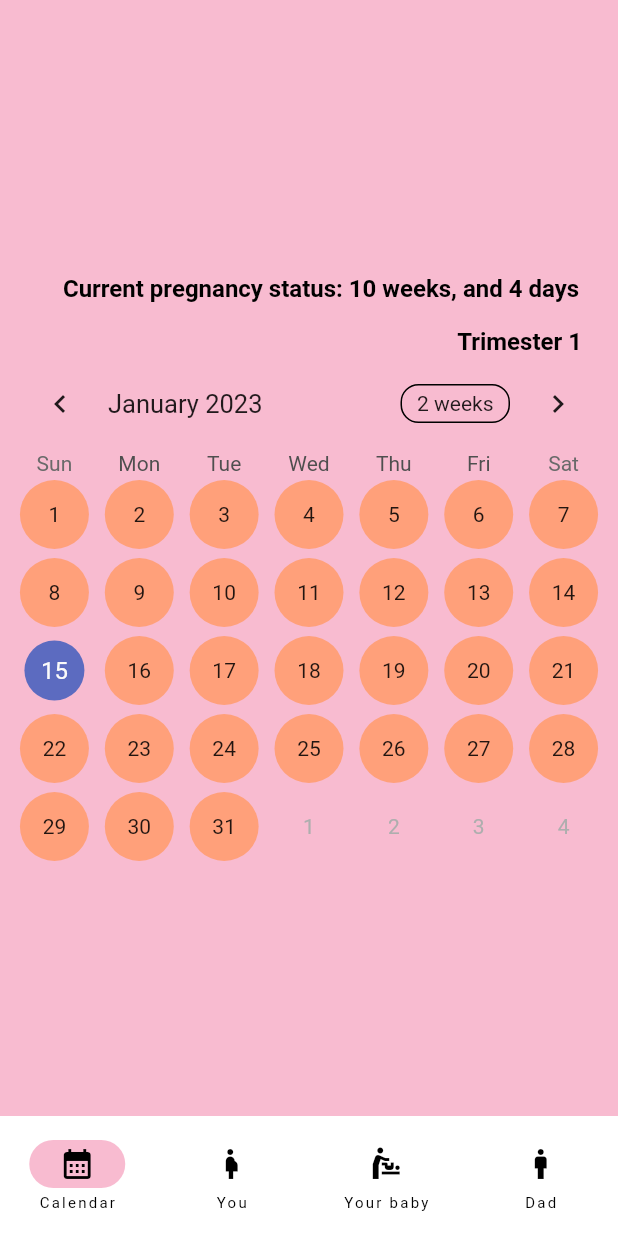
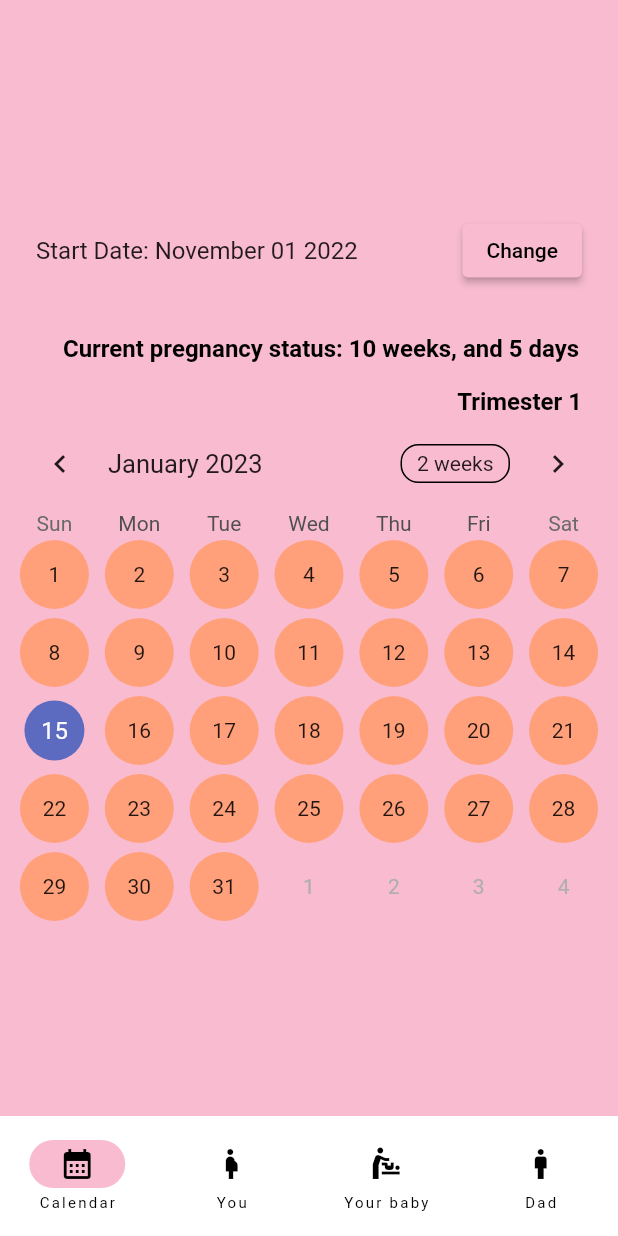
Before and after one commit to ovicristurean/baby-age, a Flutter app: the screen it shows after launch, on a phone screen of 412 x 824 dp. Run offline on Flutter 3.47's test engine with Material 2 defaults, Android fonts, the phone set to English and light mode, and no system bars; drawn by our look-alikes of table_calendar.

Commit message:
Add dialog for changing the start date of pregnancy

```diff
--- a/lib/main.dart
+++ b/lib/main.dart
@@ -1,5 +1,5 @@
 import 'package:baby_age/bottom_nav_bar.dart';
-import 'package:baby_age/presentation/screens/baby_calendar_screen.dart';
+import 'package:baby_age/presentation/baby_calendar_screen/baby_calendar_screen.dart';
 import 'package:flutter/material.dart';
 
 void main() {
--- a/lib/presentation/screens/baby_calendar_screen.dart
+++ b/lib/presentation/baby_calendar_screen/baby_calendar_screen.dart
@@ -1,3 +1,4 @@
+import 'package:baby_age/presentation/baby_calendar_screen/widget/date_selector.dart';
 import 'package:flutter/material.dart';
 import 'package:table_calendar/table_calendar.dart';
 
@@ -12,7 +13,7 @@ class BabyCalendarScreen extends StatefulWidget {
 }
 
 class _BabyCalendarScreenState extends State<BabyCalendarScreen> {
-  var firstDay = DateTime.utc(2022, 11, 2);
+  var firstDay = DateTime.utc(2022, 11, 1);
   var lastDay = DateTime.utc(2023, 8, 30);
   var currentDay = DateTime.now();
   var focusedDay = DateTime.now();
@@ -32,6 +33,9 @@ class _BabyCalendarScreenState extends State<BabyCalendarScreen> {
           mainAxisAlignment: MainAxisAlignment.center,
           crossAxisAlignment: CrossAxisAlignment.center,
           children: [
+            SelectedDateView(
+              startDate: firstDay,
+            ),
             Padding(
               padding: const EdgeInsets.only(left: 16.0, top: 16.0),
               child: Text(
--- /dev/null
+++ b/lib/presentation/baby_calendar_screen/widget/date_selector.dart
@@ -0,0 +1,35 @@
+import 'package:baby_age/presentation/utils/date_time_mapper.dart';
+import 'package:flutter/material.dart';
+
+class SelectedDateView extends StatelessWidget {
+  final DateTime startDate;
+
+  const SelectedDateView({Key? key, required this.startDate}) : super(key: key);
+
+  @override
+  Widget build(BuildContext context) {
+    return Container(
+      padding: EdgeInsets.all(16),
+      child: Row(
+        mainAxisAlignment: MainAxisAlignment.spaceBetween,
+        children: [
+          Text(
+            'Start Date: ${DateTimeMapper.formatDate(startDate)}',
+            style: Theme.of(context).textTheme.titleMedium,
+          ),
+          ElevatedButton(
+            child: const Text('Change'),
+            onPressed: () {
+              showDatePicker(
+                context: context,
+                initialDate: startDate,
+                firstDate: startDate,
+                lastDate: startDate.add(const Duration(days: 280)),
+              );
+            },
+          ),
+        ],
+      ),
+    );
+  }
+}
--- /dev/null
+++ b/lib/presentation/utils/date_time_mapper.dart
@@ -0,0 +1,6 @@
+import 'package:intl/intl.dart';
+
+class DateTimeMapper {
+
+  static String formatDate(DateTime time) => DateFormat('MMMM dd yyyy').format(time);
+}
--- a/pubspec.yaml
+++ b/pubspec.yaml
@@ -33,7 +33,7 @@ dependencies:
   flutter_bloc: ^8.1.1
   animations:
   provider:
-  equatable: ^2.0.5
+  equatable:
   table_calendar: ^3.0.9
 
   # The following adds the Cupertino Icons font to your application.
```
